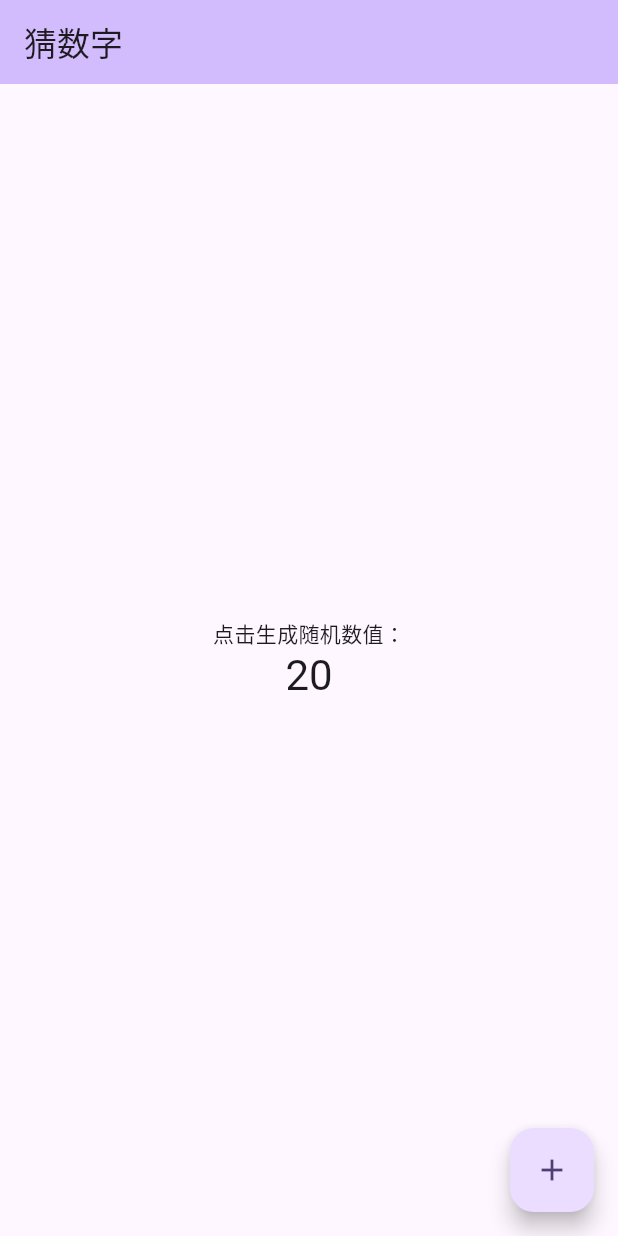
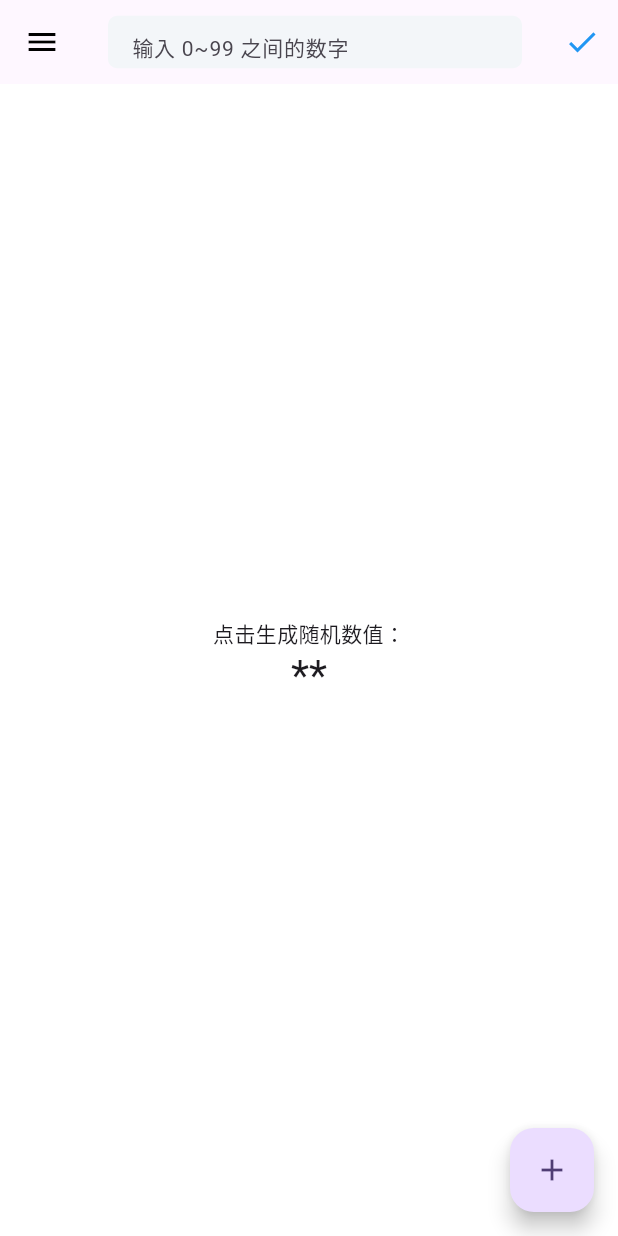
Before and after one commit to bbyyxx2/MyFirstFlutter, a Flutter app: the screen it shows after launch, after a tap on the "add" icon, on a phone screen of 412 x 824 dp. Run offline on Flutter 3.47's test engine with Material 2 defaults, Android fonts, the phone set to English and light mode, and no system bars.

Commit message:
真正实现了猜数字游戏

```diff
--- a/lib/guess/guess_page.dart
+++ b/lib/guess/guess_page.dart
@@ -1,18 +1,10 @@
 import 'dart:math';
 
 import 'package:flutter/material.dart';
+import 'package:flutter/services.dart';
 
 class GuessPage extends StatefulWidget {
   const GuessPage({super.key, required this.title});
-
-  // This widget is the home page of your application. It is stateful, meaning
-  // that it has a State object (defined below) that contains fields that affect
-  // how it looks.
-
-  // This class is the configuration for the state. It holds the values (in this
-  // case the title) provided by the parent (in this case the App widget) and
-  // used by the build method of the State. Fields in a Widget subclass are
-  // always marked "final".
 
   final String title;
 
@@ -21,70 +13,148 @@ class GuessPage extends StatefulWidget {
 }
 
 class _GuessPageState extends State<GuessPage> {
-  int _counter = 0;
+  String _counter = '';
+  int _randomValue = 0;
+  int _guessStatus = 0;
+  final TextEditingController _controller = TextEditingController();
 
-  void _incrementCounter() {
+  void _generateRandomValue() {
     setState(() {
-      // This call to setState tells the Flutter framework that something has
-      // changed in this State, which causes it to rerun the build method below
-      // so that the display can reflect the updated values. If we changed
-      // _counter without calling setState(), then the build method would not be
-      // called again, and so nothing would appear to happen.
-      // _counter++;
       Random random = Random();
-      _counter = random.nextInt(100);
+      _randomValue = random.nextInt(100);
+      _counter = '';
+      //根据_randomValue的位数来设置_counter是一个*还是多个*的string
+      for (int i = 0; i < _randomValue.toString().length; i++) {
+        _counter += '*';
+      }
+    });
+  }
+
+  void _checkValue() {
+    setState(() {
+      int guess = int.parse(_controller.text);
+      if (guess == _randomValue) {
+        _counter = _randomValue.toString();
+        _guessStatus = 0;
+      } else if (guess > _randomValue) {
+        _guessStatus = 1;
+      } else if (guess < _randomValue) {
+        _guessStatus = -1;
+      }
     });
   }
 
   @override
   Widget build(BuildContext context) {
-    // This method is rerun every time setState is called, for instance as done
-    // by the _incrementCounter method above.
-    //
-    // The Flutter framework has been optimized to make rerunning build methods
-    // fast, so that you can just rebuild anything that needs updating rather
-    // than having to individually change instances of widgets.
     return Scaffold(
       appBar: AppBar(
-        // TRY THIS: Try changing the color here to a specific color (to
-        // Colors.amber, perhaps?) and trigger a hot reload to see the AppBar
-        // change color while the other colors stay the same.
-        backgroundColor: Theme.of(context).colorScheme.inversePrimary,
-        // Here we take the value from the MyHomePage object that was created by
-        // the App.build method, and use it to set our appbar title.
-        title: Text(widget.title),
+        leading: const Icon(Icons.menu, color: Colors.black),
+        actions: [
+          IconButton(
+            icon: const Icon(Icons.check, color: Colors.blue),
+            onPressed: _checkValue,
+            splashRadius: 20,
           ),
-      body: Center(
-        // Center is a layout widget. It takes a single child and positions it
-        // in the middle of the parent.
+        ],
+        title: TextField(
+          controller: _controller,
+          keyboardType: TextInputType.number, //键盘类型: 数字
+          inputFormatters: [FilteringTextInputFormatter.digitsOnly],
+          onSubmitted:(value){
+            _checkValue();
+          },
+          decoration: const InputDecoration( //装饰
+              filled: true,
+              //填充
+              fillColor: Color(0xffF3F6F9),
+              //填充颜色
+              constraints: BoxConstraints(maxHeight: 35),
+              //约束信息
+              border: UnderlineInputBorder( //边线信息
+                  borderSide: BorderSide.none,
+                  borderRadius: BorderRadius.all(Radius.circular(6))
+              ),
+              hintText: '输入 0~99 之间的数字',
+              hintStyle: TextStyle(fontSize: 14)
+          ),
+        ),
+      ),
+      body: Stack(
+        children: [
+          Visibility(
+            visible: _guessStatus == 1,
             child: Column(
-          // Column is also a layout widget. It takes a list of children and
-          // arranges them vertically. By default, it sizes itself to fit its
-          // children horizontally, and tries to be as tall as its parent.
-          //
-          // Column has various properties to control how it sizes itself and
-          // how it positions its children. Here we use mainAxisAlignment to
-          // center the children vertically; the main axis here is the vertical
-          // axis because Columns are vertical (the cross axis would be
-          // horizontal).
-          //
-          // TRY THIS: Invoke "debug painting" (choose the "Toggle Debug Paint"
-          // action in the IDE, or press "p" in the console), to see the
-          // wireframe for each widget.
+              children: [
+                Expanded(
+                    child: Container(
+                      alignment: Alignment.center,
+                      color: Colors.redAccent,
+                      child: const Text(
+                        '大了',
+                        style: TextStyle(
+                            fontSize: 54,
+                            color: Colors.white,
+                            fontWeight: FontWeight.bold),
+                      ),
+                    )),
+                const Spacer(),
+              ],
+            ),
+          ),
+          Visibility(
+            visible: _guessStatus == -1,
+            child: Column(
+              children: [
+                const Spacer(),
+                Expanded(
+                    child: Container(
+                      alignment: Alignment.center,
+                      color: Colors.blueAccent,
+                      child: const Text(
+                        '小了',
+                        style: TextStyle(
+                            fontSize: 54,
+                            color: Colors.white,
+                            fontWeight: FontWeight.bold),
+                      ),
+                    ))
+              ],
+            ),
+          ),
+          Visibility(
+            visible: _guessStatus == 0,
+            child: Column(
+              children: [
+                Expanded(
+                  child: Container(
+                    alignment: Alignment.center,
+                    color: Colors.white
+                  ),
+                )
+              ],
+            ),
+          ),
+          Center(
+            child: Column(
               mainAxisAlignment: MainAxisAlignment.center,
               children: <Widget>[
                 const Text(
                   '点击生成随机数值：',
                 ),
                 Text(
-              '$_counter',
-              style: Theme.of(context).textTheme.headlineMedium,
+                  _counter,
+                  style: Theme
+                      .of(context)
+                      .textTheme
+                      .headlineMedium,
                 ),
               ],
             ),
+          )
+        ],
       ),
       floatingActionButton: FloatingActionButton(
-        onPressed: _incrementCounter,
+        onPressed: _generateRandomValue,
         tooltip: 'Increment',
         child: const Icon(Icons.add),
       ), // This trailing comma makes auto-formatting nicer for build methods.
```
Lines whose indentation alone changed are shown as unchanged.
